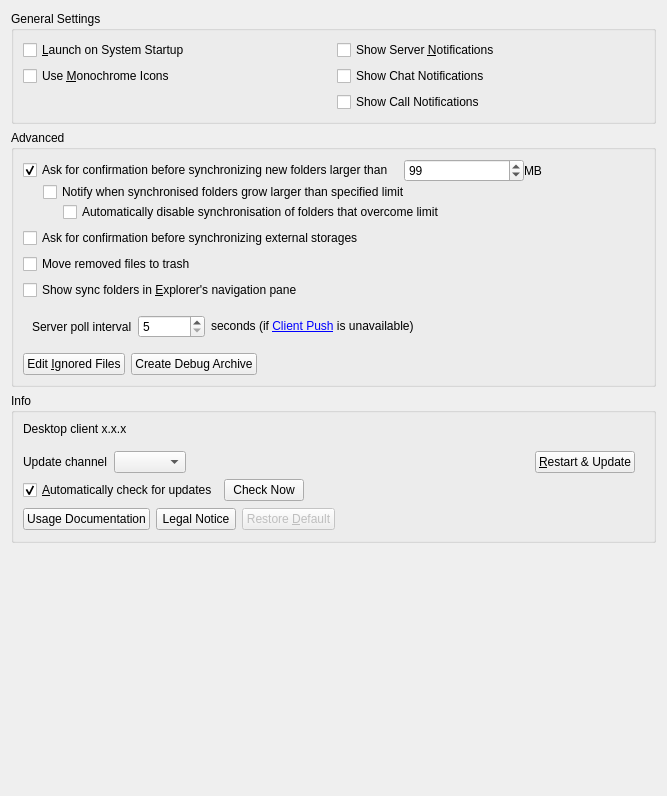
The window that src/gui/generalsettings.ui (nextcloud/desktop) describes before a commit, drawn with Qt 5.
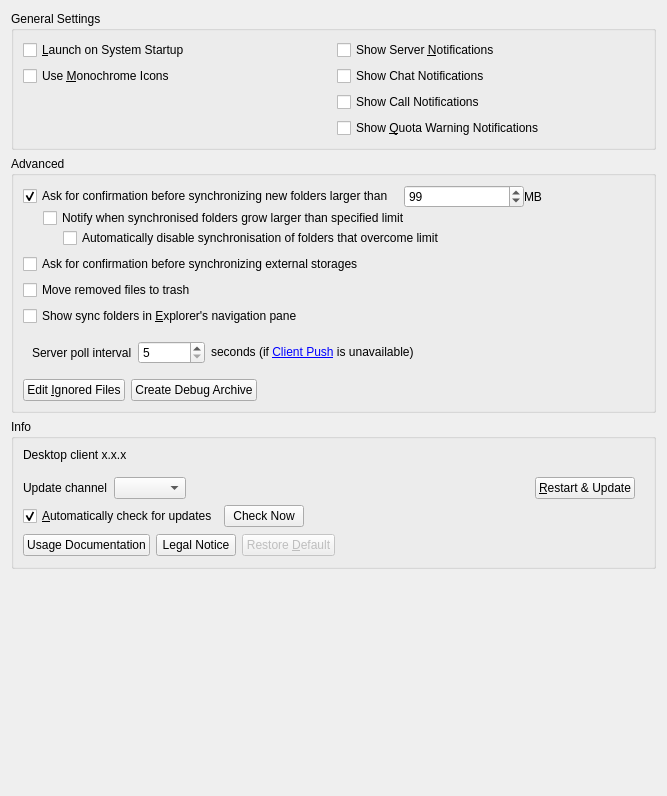
The same window after the commit.

Commit message: feat: Add more prominent quota warnings

```diff
--- a/src/gui/generalsettings.ui
+++ b/src/gui/generalsettings.ui
@@ -58,6 +58,13 @@
         </property>
        </widget>
       </item>
+      <item row="3" column="1">
+       <widget class="QCheckBox" name="quotaWarningNotificationsCheckBox">
+        <property name="text">
+         <string>Show &amp;Quota Warning Notifications</string>
+        </property>
+       </widget>
+      </item>
      </layout>
     </widget>
    </item>
```
The commit also changes 7 other files.
